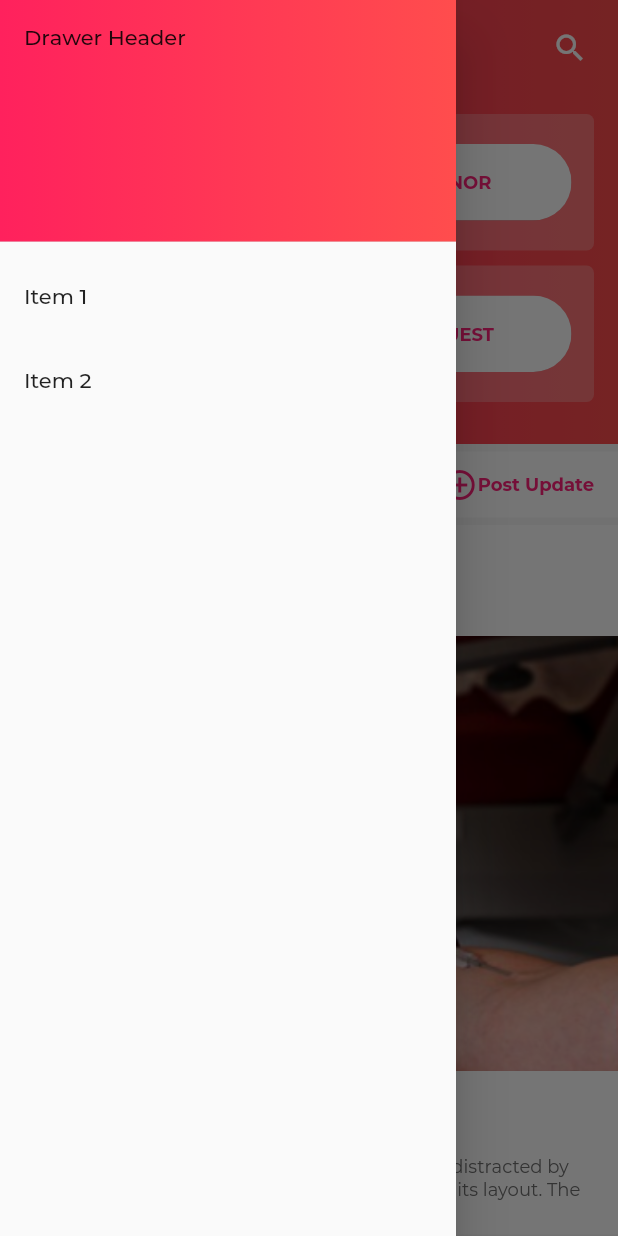
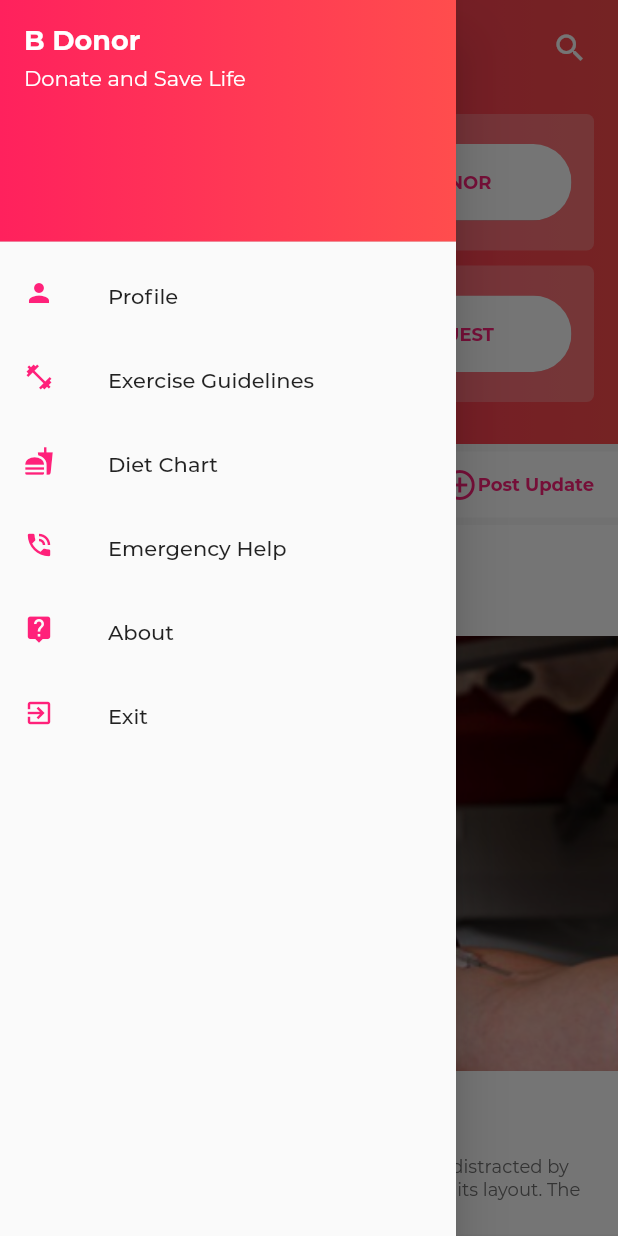
Before and after one commit to RafatMeraz/b_donor, a Flutter app: the Home screen opened directly, with the side drawer open, on a phone screen of 412 x 824 dp. Run offline on Flutter 3.47's test engine with Material 2 defaults, Android fonts, the phone set to English and light mode, and no system bars; our stand-ins replace group_button, hive, pin_code_fields; missing offline and left inert: intro_views_flutter; accounts and stored records are empty; project files that could hold a hidden picture were left out.

Commit message:
navbar ui updated

```diff
--- a/lib/src/views/ui/add_new_request.dart
+++ b/lib/src/views/ui/add_new_request.dart
@@ -36,14 +36,14 @@ class _AddNewRequestState extends State<AddNewRequest> {
                 controller: null,
                 hint: 'Address',
               ),
-              SizedBox(height: 20),
+              SizedBox(height: 30),
               Text('Blood for', style: TextStyle(fontSize: 14, fontWeight: FontWeight.bold, color: kBlackColor)),
               SizedBox(height: 10),
               RoundedTextField(
                 controller: null,
                 hint: 'Blood for',
               ),
-              SizedBox(height: 20),
+              SizedBox(height: 30),
               Text('Select Blood Group',
                   style:
                   TextStyle(fontWeight: FontWeight.bold, fontSize: 14)),
--- a/lib/src/views/ui/home.dart
+++ b/lib/src/views/ui/home.dart
@@ -23,7 +23,17 @@ class _HomeState extends State<Home> {
           padding: EdgeInsets.zero,
           children: <Widget>[
             DrawerHeader(
-              child: Text('Drawer Header'),
+              child: Align(
+                alignment: Alignment.bottomLeft,
+                child: Column(
+                  crossAxisAlignment: CrossAxisAlignment.start,
+                  children: <Widget>[
+                    Text('B Donor', style: TextStyle(fontWeight: FontWeight.bold, fontSize: 18, color: kWhiteColor)),
+                    SizedBox(height: 5),
+                    Text('Donate and Save Life', style: TextStyle(fontWeight: FontWeight.w400, fontSize: 14, color: kWhiteColor)),
+                  ],
+                ),
+              ),
               decoration: BoxDecoration(
                 gradient: LinearGradient(
                   colors: [
@@ -34,17 +44,45 @@ class _HomeState extends State<Home> {
               ),
             ),
             ListTile(
-              title: Text('Item 1'),
+              leading: Icon(Icons.person, color: kPurpleColor, size: 20),
+              title: Text('Profile'),
               onTap: () {
-                // Update the state of the app.
-                // ...
+
               },
             ),
             ListTile(
-              title: Text('Item 2'),
+              leading: Icon(Icons.fitness_center, color: kPurpleColor, size: 20),
+              title: Text('Exercise Guidelines'),
               onTap: () {
-                // Update the state of the app.
-                // ...
+
+              },
+            ),
+            ListTile(
+              leading: Icon(Icons.fastfood, color: kPurpleColor, size: 20),
+              title: Text('Diet Chart'),
+              onTap: () {
+
+              },
+            ),
+            ListTile(
+              leading: Icon(Icons.phone_in_talk, color: kPurpleColor, size: 20),
+              title: Text('Emergency Help'),
+              onTap: () {
+
+              },
+            ),
+            ListTile(
+              leading: Icon(Icons.live_help, color: kPurpleColor, size: 20),
+              title: Text('About'),
+              onTap: () {
+
+              },
+            ),
+            ListTile(
+              leading: Icon(Icons.exit_to_app, color: kPurpleColor, size: 20),
+              title: Text('Exit'),
+              onTap: () {
+
               },
             ),
           ],
--- a/lib/src/views/ui/verify_number.dart
+++ b/lib/src/views/ui/verify_number.dart
@@ -202,10 +202,10 @@ class _VerifyMobileNumberState extends State<VerifyMobileNumber> {
             fieldWidth: 30,
             borderWidth: 1,
             inactiveFillColor: Colors.transparent,
-            inactiveColor: kPurpleColor,
+            inactiveColor: kBorderGreyColor,
             activeColor: Colors.black,
             activeFillColor: Colors.transparent,
-            selectedColor: Colors.black,
+            selectedColor: kPurpleColor,
             selectedFillColor: Colors.transparent),
         backgroundColor: Colors.transparent,
         enableActiveFill: true,
```
